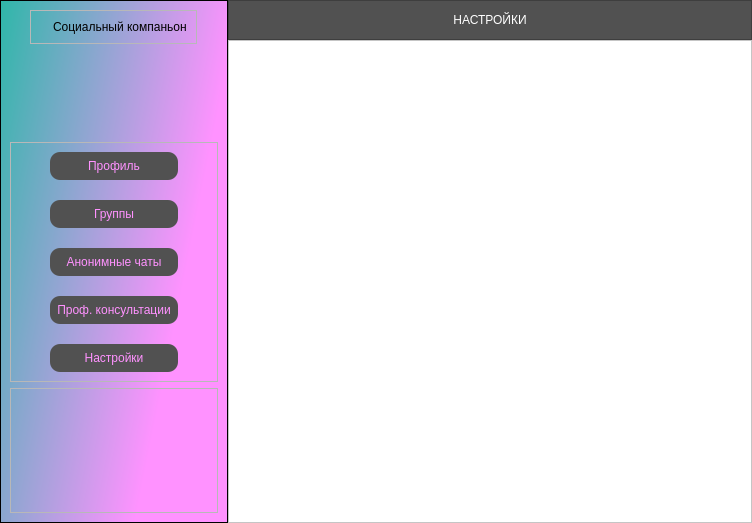
KIBORGm/amn_project, file uis/main_win.ui: the form before one commit.
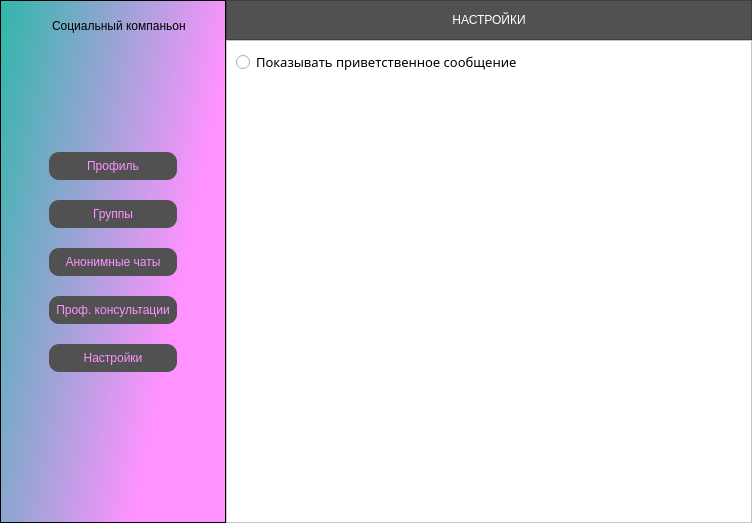
The form after the commit. The open tabs and pages were chosen to show the change. Icons and pictures are not drawn.

Commit message: To reset if smt went wrong

What changed in the file:
```diff
--- a/uis/main_win.ui
+++ b/uis/main_win.ui
@@ -53,6 +53,9 @@
      <layout class="QVBoxLayout" name="verticalLayout">
       <item alignment="Qt::AlignHCenter|Qt::AlignTop">
        <widget class="QFrame" name="frame">
+        <property name="styleSheet">
+         <string notr="true">border: None;</string>
+        </property>
         <property name="frameShape">
          <enum>QFrame::StyledPanel</enum>
         </property>
@@ -111,13 +114,14 @@
 #frame_btns{
 	padding-left: 30;
 	padding-right: 30;
+	border: None;
 }</string>
         </property>
         <property name="frameShape">
          <enum>QFrame::StyledPanel</enum>
         </property>
         <property name="frameShadow">
-         <enum>QFrame::Raised</enum>
+         <enum>QFrame::Plain</enum>
         </property>
         <layout class="QVBoxLayout" name="verticalLayout_2">
          <property name="spacing">
@@ -169,6 +173,9 @@
       </item>
       <item>
        <widget class="QFrame" name="frame_3">
+        <property name="styleSheet">
+         <string notr="true">border: None;</string>
+        </property>
         <property name="frameShape">
          <enum>QFrame::StyledPanel</enum>
         </property>
@@ -829,12 +836,37 @@
           </item>
           <item>
            <widget class="QFrame" name="frame_12">
+            <property name="font">
+             <font>
+              <family>Futura Bk BT</family>
+              <pointsize>10</pointsize>
+             </font>
+            </property>
+            <property name="styleSheet">
+             <string notr="true">Qlabel{
+	font: 24pt &quot;Gadugi&quot;;
+}</string>
+            </property>
             <property name="frameShape">
              <enum>QFrame::StyledPanel</enum>
             </property>
             <property name="frameShadow">
              <enum>QFrame::Raised</enum>
             </property>
+            <layout class="QFormLayout" name="formLayout">
+             <item row="0" column="0">
+              <widget class="QRadioButton" name="radioButton">
+               <property name="font">
+                <font>
+                 <pointsize>10</pointsize>
+                </font>
+               </property>
+               <property name="text">
+                <string>Показывать приветственное сообщение</string>
+               </property>
+              </widget>
+             </item>
+            </layout>
            </widget>
           </item>
          </layout>
```
Left out of the diff: 4 changed lines with no effect on the pictures. The commit also changes 2 other files.
